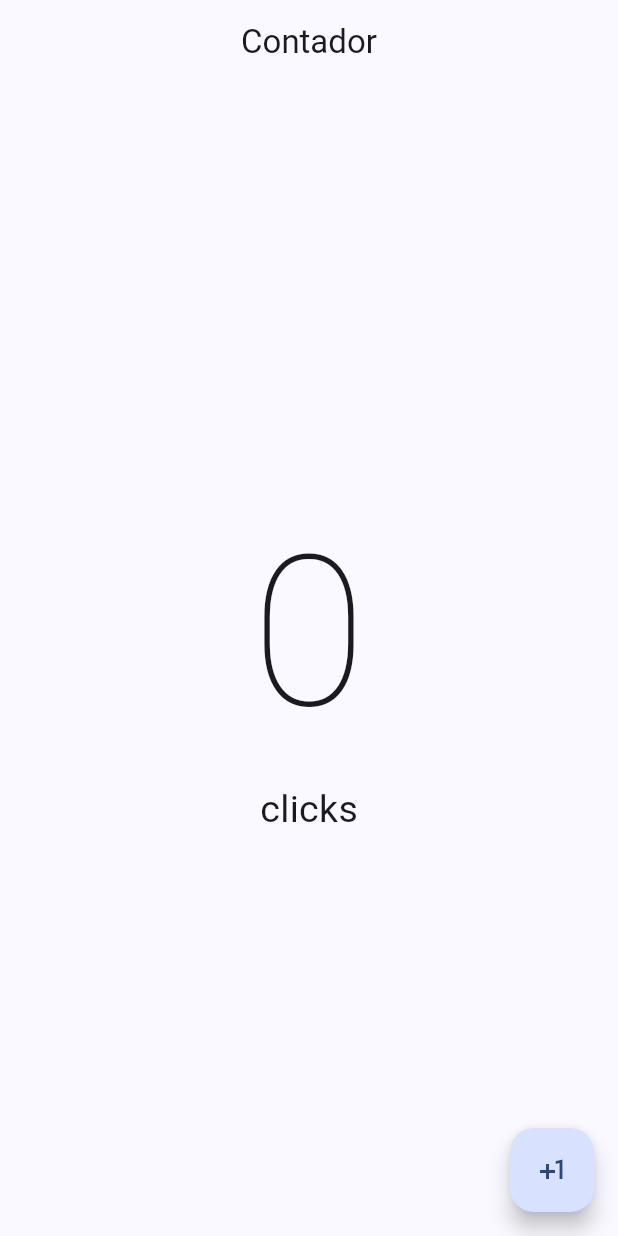
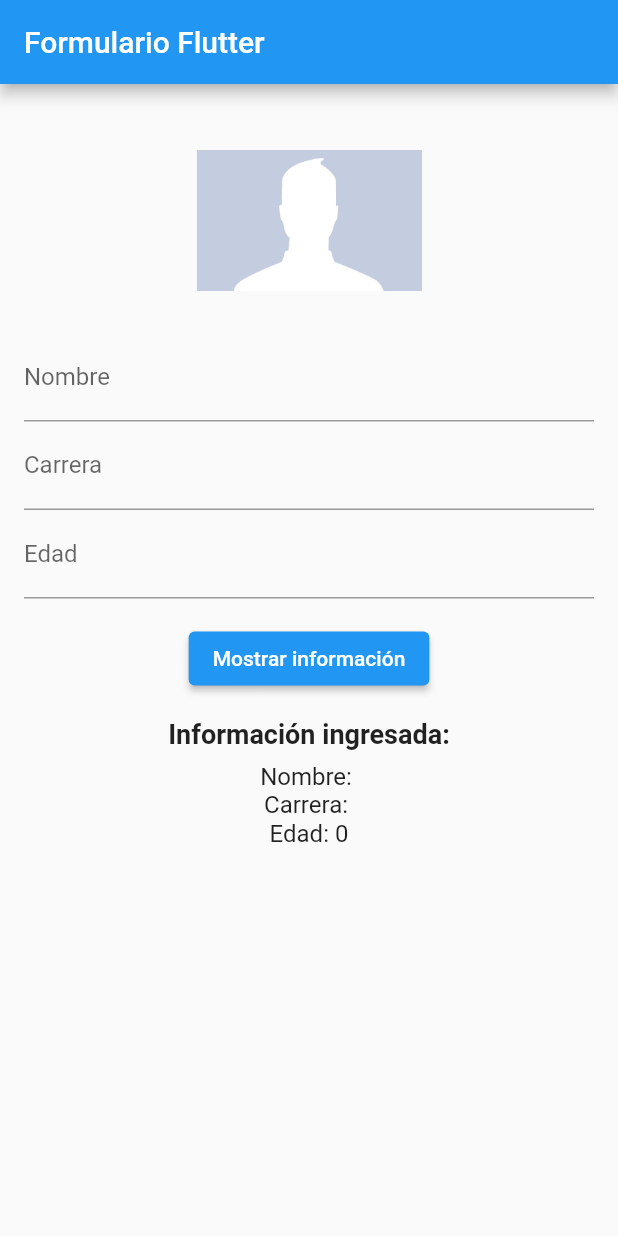
Before and after one commit to Bryant-RD/Programacion-Mobile, a Flutter app: the screen it shows after launch, on a phone screen of 412 x 824 dp. Run offline on Flutter 3.47's test engine with Material 2 defaults, Android fonts, the phone set to English and light mode, and no system bars.

Commit message:
cambiando contador por formulario simple

```diff
--- a/tarea5_flutter/lib/main.dart
+++ b/tarea5_flutter/lib/main.dart
@@ -1,52 +1,116 @@
 import 'package:flutter/material.dart';
 
-void main() {
-  runApp(const MainApp());
-}
+void main() => runApp(const MyApp());
 
-class MainApp extends StatefulWidget {
-  const MainApp({super.key});
-
-  @override
-  State<MainApp> createState() => _MainAppState();
-}
-
-class _MainAppState extends State<MainApp> {
-  int contador = 0;
+class MyApp extends StatelessWidget {
+  const MyApp({super.key});
 
   @override
   Widget build(BuildContext context) {
-    return MaterialApp(
-      theme: ThemeData(
-        useMaterial3: true,
-        colorSchemeSeed: Colors.blueAccent
+    return const MaterialApp(
+      home: MyForm(),
+    );
+  }
+}
+
+class MyForm extends StatefulWidget {
+  const MyForm({super.key});
+
+  @override
+  _MyFormState createState() => _MyFormState();
+}
+
+class _MyFormState extends State<MyForm> {
+  String name = "";
+  String career = "";
+  int age = 0;
+
+  @override
+  Widget build(BuildContext context) {
+    return Scaffold(
+      appBar: AppBar(
+        title: const Text('Formulario Flutter'),
       ),
-      home: Scaffold(
-        appBar: AppBar(
-          title: const Center(
-            child: Text("Contador"),
-          ),
+      body: Padding(
+        padding: const EdgeInsets.all(16.0),
+        child: Column(
+          children: <Widget>[
+            Image.asset(
+              'assets/perfil.jpg',
+              width: 150.0,
+              height: 150.0,
+            ),
+            TextFormField(
+              decoration: const InputDecoration(labelText: 'Nombre'),
+              onChanged: (value) {
+                setState(() {
+                  name = value;
+                });
+              },
+            ),
+            TextFormField(
+              decoration: const InputDecoration(labelText: 'Carrera'),
+              onChanged: (value) {
+                setState(() {
+                  career = value;
+                });
+              },
+            ),
+            TextFormField(
+              decoration: const InputDecoration(labelText: 'Edad'),
+              keyboardType: TextInputType.number,
+              onChanged: (value) {
+                setState(() {
+                  age = int.tryParse(value) ?? 0;
+                });
+              },
+            ),
+            const SizedBox(height: 16),
+            ElevatedButton(
+              onPressed: () {
+                // Acción para mostrar la información ingresada
+                _showInfoDialog();
+              },
+              child: const Text('Mostrar información'),
+            ),
+            const SizedBox(height: 16),
+            const Text('Información ingresada:',
+                style: TextStyle(fontSize: 18, fontWeight: FontWeight.bold)),
+            const SizedBox(height: 8),
+            Text('Nombre: $name', style: const TextStyle(fontSize: 16)),
+            Text('Carrera: $career', style: const TextStyle(fontSize: 16)),
+            Text('Edad: $age', style: const TextStyle(fontSize: 16)),
+          ],
         ),
-        body: Center(
-          child: Column(
-            mainAxisAlignment: MainAxisAlignment.center,
-            children: [
-              Text("$contador", style: const TextStyle(fontSize: 140, fontWeight: FontWeight.w100)),
-              const Text("clicks", style: TextStyle(fontSize: 25)),
-
-            ],
-          )
-        ),
-        floatingActionButton: FloatingActionButton(
-          onPressed: () {
-
-            setState(() {
-              contador++;
-            });
-
-          },
-          child: const Icon(Icons.plus_one))
       ),
     );
   }
+
+  void _showInfoDialog() {
+    showDialog(
+      context: context,
+      builder: (context) {
+        return AlertDialog(
+          title: const Text('Información ingresada'),
+          content: Column(
+            mainAxisSize: MainAxisSize.min,
+            crossAxisAlignment: CrossAxisAlignment.start,
+            children: [
+              Text('Nombre: $name'),
+              Text('Carrera: $career'),
+              Text('Edad: $age'),
+            ],
+          ),
+          actions: <Widget>[
+            TextButton(
+              onPressed: () {
+                Navigator.of(context).pop();
+              },
+              child: const Text('Cerrar'),
+            ),
+          ],
+        );
+      },
+    );
+  }
 }
--- a/tarea5_flutter/pubspec.yaml
+++ b/tarea5_flutter/pubspec.yaml
@@ -17,3 +17,5 @@ dev_dependencies:
 
 flutter:
   uses-material-design: true
+  assets:
+    - assets/perfil.jpg
```
Also changed, not shown: tarea5_flutter/assets/perfil.jpg (added).
